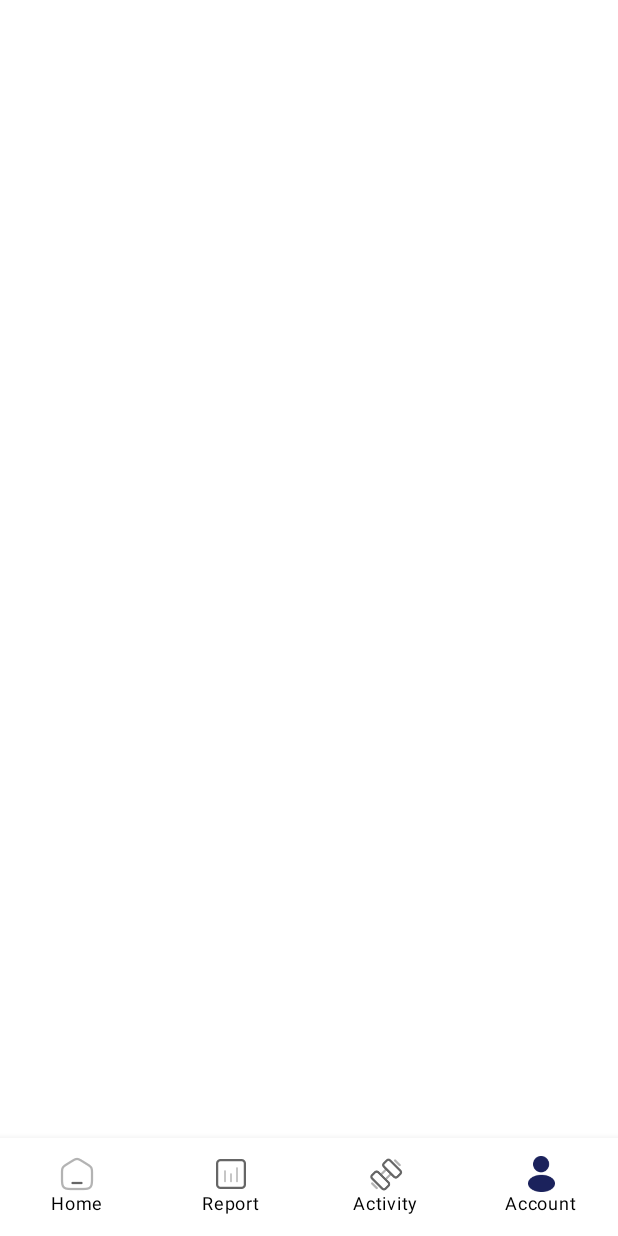
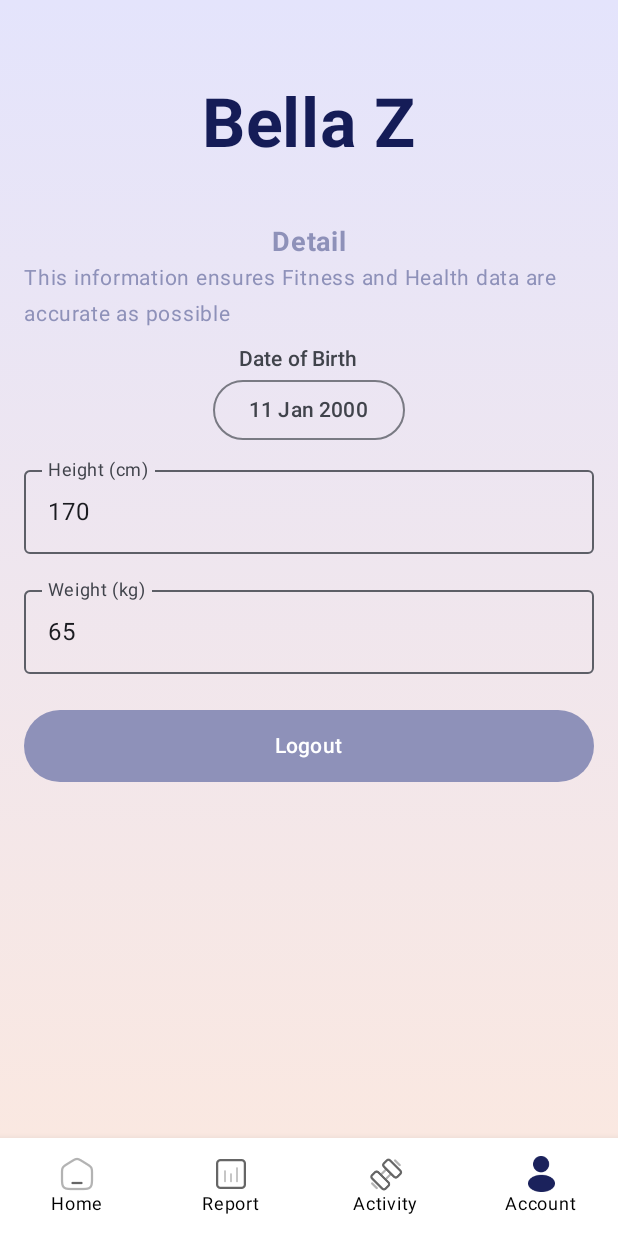
Before and after one commit to Wenshuang-Zhang/FIT5046_Group10, an Android app built with Jetpack Compose: the ProfileScreen screen opened through its navigation route, on a phone screen of 412 x 824 dp. Run offline under Robolectric (Android 15) with nearby library versions, the phone set to English and light mode, and no system bars.

Commit message:
ProfileScreen

```diff
--- a/FIT5046_A1/app/src/main/java/com/example/a1/MainActivity.kt
+++ b/FIT5046_A1/app/src/main/java/com/example/a1/MainActivity.kt
@@ -63,7 +63,7 @@ class MainActivity : ComponentActivity() {
                         composable("home") { HomeScreen(navController) }
                         composable("report") { ReportScreen(navController)}
                         composable("activity") { LoginScreen() }
-                        composable("account") {  }
+                        composable("account") { ProfileScreen() }
 
                     }
                 }
--- /dev/null
+++ b/FIT5046_A1/app/src/main/java/com/example/a1/ProfileScreen.kt
@@ -0,0 +1,244 @@
+package com.example.a1
+
+
+import androidx.compose.material3.*
+import android.app.DatePickerDialog
+import androidx.compose.foundation.background
+import androidx.compose.foundation.layout.*
+import androidx.compose.foundation.layout.height
+import androidx.compose.foundation.text.KeyboardOptions
+import androidx.compose.material.icons.Icons
+import androidx.compose.material.icons.filled.ArrowDropDown
+import androidx.compose.material.icons.filled.ArrowDropUp
+import androidx.compose.material3.Icon
+import androidx.compose.material3.Text
+import androidx.compose.runtime.*
+import androidx.compose.ui.Alignment
+import androidx.compose.ui.Modifier
+import androidx.compose.ui.graphics.Brush
+import androidx.compose.ui.graphics.Color
+import androidx.compose.ui.platform.LocalContext
+import androidx.compose.ui.text.font.FontWeight
+import androidx.compose.ui.text.input.KeyboardType
+import androidx.compose.ui.unit.dp
+import androidx.compose.ui.unit.sp
+import java.text.SimpleDateFormat
+import java.util.*
+
+
+@Composable
+fun ProfileScreen() {
+    // Prepare states for date picker and dropdowns
+    val context = LocalContext.current
+    var dateOfBirth by remember { mutableStateOf("11 Jan 2000") }
+    val calendar = Calendar.getInstance()
+    val dateFormat = SimpleDateFormat("dd MMM yyyy", Locale.getDefault())
+    val validHeightRange = 50..300
+    val validWeightRange = 10..300
+    val heightErrorState = remember { mutableStateOf(false) }
+    val weightErrorState = remember { mutableStateOf(false) }
+
+    // States for height and weight
+    var heightInput by remember { mutableStateOf("170") }
+    var weightInput by remember { mutableStateOf("65") }
+
+
+
+    // Show DatePickerDialog
+    val showDatePickerDialog: () -> Unit = {
+
+        DatePickerDialog(
+            context,
+            { _, year, month, dayOfMonth ->
+                calendar.set(year, month, dayOfMonth)
+                dateOfBirth = dateFormat.format(calendar.time)
+            },
+            calendar.get(Calendar.YEAR),
+            calendar.get(Calendar.MONTH),
+            calendar.get(Calendar.DAY_OF_MONTH)
+        ).show()
+    }
+
+    Box(
+        modifier = Modifier
+            .fillMaxSize()
+            .background(
+                brush = Brush.verticalGradient(
+                    colors = listOf(
+                        Color(0xFFE4E4FC), // Top half background color
+                        Color(0xFFFAE8E1)  // Bottom half background color
+                    )
+                )
+            )
+    ) {
+        Scaffold(containerColor = Color.Transparent) { innerPadding ->
+            Column(
+                modifier = Modifier
+                    .padding(innerPadding)
+                    .padding(16.dp),
+                horizontalAlignment = Alignment.CenterHorizontally
+            ) {
+
+                Spacer(modifier = Modifier.height(40.dp))
+                Text(
+                    text = "Bella Z",
+                    color = Color(0xFF151C57),
+                    fontWeight = FontWeight.Bold,
+                    fontSize = 45.sp
+                )
+                Spacer(modifier = Modifier.height(40.dp))
+                Text(
+                    text = "Detail",
+                    color = Color(0xFF8E91B9),
+                    fontWeight = FontWeight.Bold,
+                    fontSize = 18.sp
+                )
+                Text(
+                    text = "This information ensures Fitness and Health data are accurate as possible",
+                    color = Color(0xFF8E91B9),
+                    fontSize = 14.sp
+                )
+                Spacer(modifier = Modifier.height(8.dp))
+                DetailItemWithDropdown(
+                    label = "     Date of Birth",
+                    value = dateOfBirth,
+                    onValueChange = { dateOfBirth = it },
+                    onClick = { showDatePickerDialog() }
+                )
+                InputFieldItem(
+                    label = "Height (cm)",
+                    value = heightInput,
+                    range = validHeightRange,
+                    onValueChange = { heightInput = it },
+                    errorState = heightErrorState
+                )
+
+                // Weight input field with validation
+                InputFieldItem(
+                    label = "Weight (kg)",
+                    value = weightInput,
+                    range = validWeightRange,
+                    onValueChange = { weightInput = it },
+                    errorState = weightErrorState
+                )
+
+                Spacer(modifier = Modifier.height(16.dp))
+                Button(
+                    onClick = { /* TODO: Handle logout */ },
+                    modifier = Modifier
+                        .fillMaxWidth()
+                        .height(48.dp),
+                    colors = ButtonDefaults.buttonColors(containerColor = Color(0xFF8E91B9))
+                ) {
+                    Text("Logout", color = Color.White)
+                }
+            }
+        }
+    }
+}
+
+@OptIn(ExperimentalMaterial3Api::class)
+@Composable
+fun DetailItemWithDropdown(
+    label: String,
+    value: String,
+    options: List<String> = emptyList(),
+    expanded: Boolean = false,
+    onValueChange: (String) -> Unit = {},
+    onExpandedChange: (Boolean) -> Unit = {},
+    onClick: (() -> Unit)? = null
+) {
+    Column {
+        Text(
+            text = label,
+            style = MaterialTheme.typography.labelLarge,
+            color = MaterialTheme.colorScheme.onSurfaceVariant
+        )
+        if (options.isNotEmpty()) {
+            // It's a dropdown menu for height or weight
+            var selectedIndex by remember { mutableIntStateOf(options.indexOf(value)) }
+            ExposedDropdownMenuBox(
+                expanded = expanded,
+                onExpandedChange = onExpandedChange
+            ) {
+                OutlinedTextField(
+                    value = value,
+                    onValueChange = { },
+                    readOnly = true,
+                    label = { Text(label) },
+                    trailingIcon = {
+                        Icon(
+                            imageVector = if (expanded) Icons.Filled.ArrowDropUp else Icons.Filled.ArrowDropDown,
+                            contentDescription = if (expanded) "Close menu" else "Open menu"
+                        )
+                    },
+                    modifier = Modifier.fillMaxWidth()
+                )
+                DropdownMenu(
+                    expanded = expanded,
+                    onDismissRequest = { onExpandedChange(false) }
+                ) {
+                    options.forEachIndexed { index, option ->
+                        DropdownMenuItem(
+                            text = { Text(option) },
+                            onClick = {
+                                onValueChange(option)
+                                selectedIndex = index
+                                onExpandedChange(false)
+                            }
+                        )
+                    }
+                }
+            }
+        } else if (onClick != null) {
+            // It's the date picker for date of birth
+            OutlinedButton(onClick = onClick) {
+                Text(value)
+            }
+        }
+    }
+}
+
+
+
+
+
+
+@Composable
+fun InputFieldItem(
+    label: String,
+    value: String,
+    range: IntRange,
+    onValueChange: (String) -> Unit,
+    errorState: MutableState<Boolean>
+) {
+    val isError = errorState.value
+    val errorMessage = "Enter a number between ${range.first} and ${range.last}"
+
+    Column {
+        OutlinedTextField(
+            value = value,
+            onValueChange = { newValue ->
+                // 更新状态值，无论它是否在范围内
+                onValueChange(newValue)
+                // 更新错误状态
+                errorState.value = newValue.toIntOrNull()?.let { it !in range } ?: true
+            },
+            label = { Text(label) },
+            keyboardOptions = KeyboardOptions(keyboardType = KeyboardType.Number),
+            modifier = Modifier
+                .fillMaxWidth()
+                .padding(vertical = 8.dp),
+            isError = isError
+        )
+        // 显示错误消息（如果有）
+        if (isError && value.isNotEmpty()) { // 添加了 value.isNotEmpty() 来防止在输入为空时显示错误消息
+            Text(
+                text = errorMessage,
+                color = MaterialTheme.colorScheme.error,
+                style = MaterialTheme.typography.bodySmall, // 这里使用了 MaterialTheme.typography.bodySmall 替代了 TextStyle
+                modifier = Modifier.padding(start = 16.dp, top = 4.dp)
+            )
+        }
+    }
+}
```
